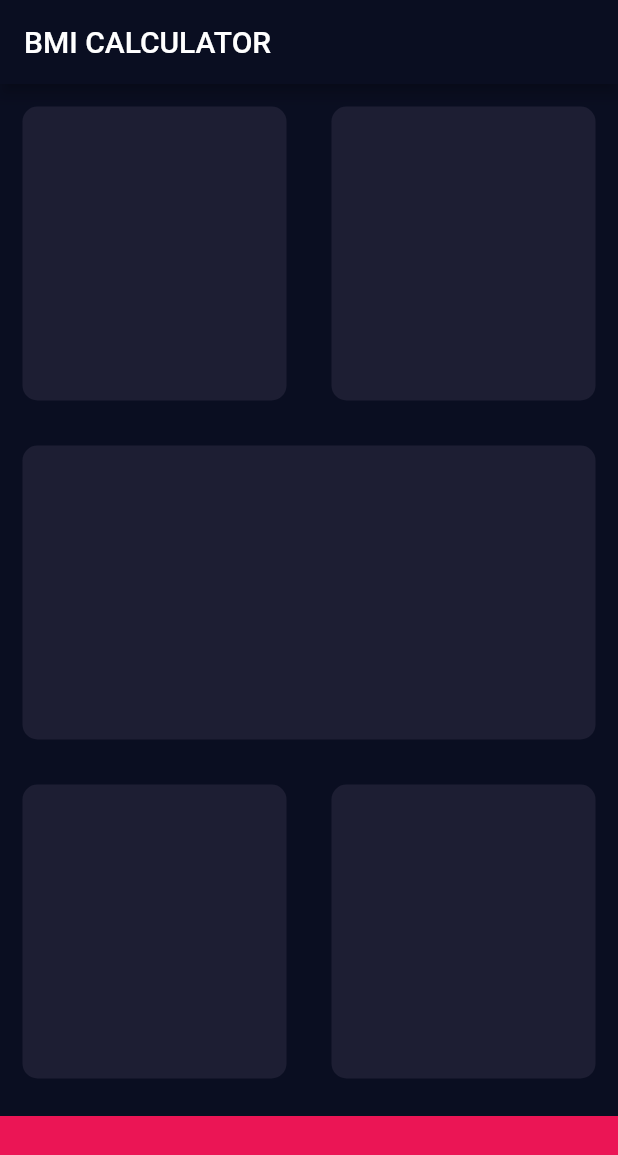
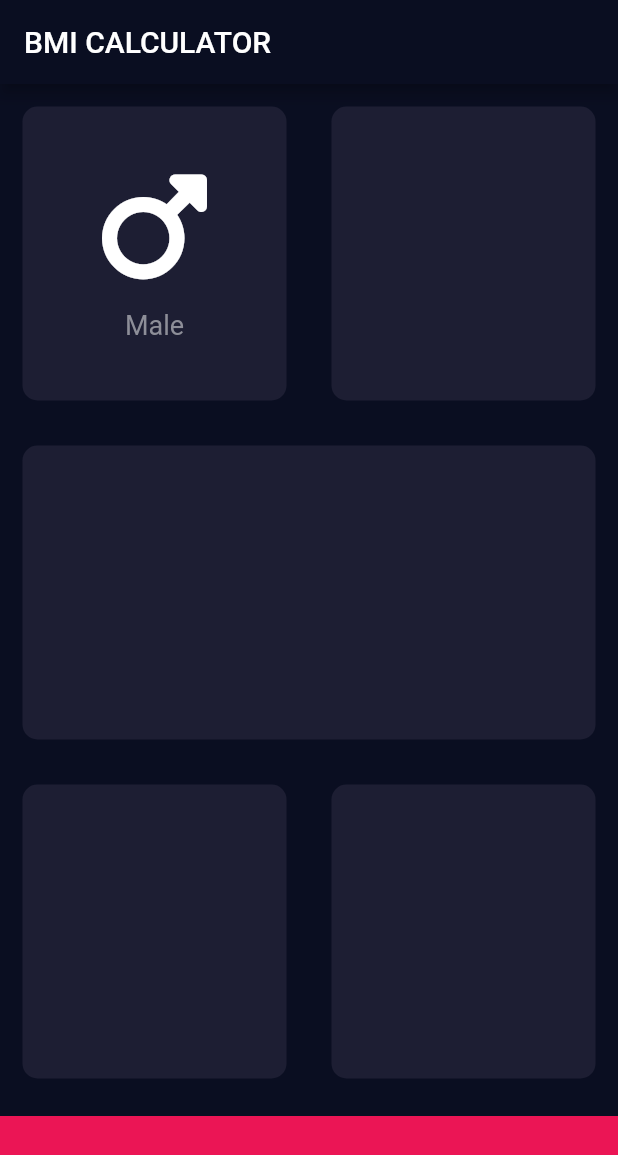
Before and after one commit to edsson-madrigal/flutter_project6_bmi, a Flutter app: the screen it shows after launch, on a phone screen of 412 x 824 dp. Shown: the top 1155 px of the screen. Run offline on Flutter 3.47's test engine with Material 2 defaults, Android fonts, the phone set to English and light mode, and no system bars; our stand-ins replace font_awesome_flutter.

Commit message:
more refactor

```diff
--- a/lib/input_page.dart
+++ b/lib/input_page.dart
@@ -1,6 +1,7 @@
 // ignore_for_file: prefer_const_constructors, use_key_in_widget_constructors, prefer_const_literals_to_create_immutables
 
 import 'package:flutter/material.dart';
+import 'package:font_awesome_flutter/font_awesome_flutter.dart';
 
 const bottomColor = Color(0xFFEB1555);
 const activeCardColour = Color(0xFF1D1E33);
@@ -25,7 +26,25 @@ class _InputPageState extends State<InputPage> {
             child: Row(
               children: [
                 Expanded(
-                  child: ReusableCard(colour: activeCardColour),
+                  child: ReusableCard(
+                    colour: activeCardColour,
+                    cardChild: Column(
+                      mainAxisAlignment: MainAxisAlignment.center,
+                      children: [
+                        Icon(FontAwesomeIcons.mars, size: 80.0),
+                        SizedBox(
+                          height: 15.0,
+                        ),
+                        Text(
+                          'Male',
+                          style: TextStyle(
+                            fontSize: 18.0,
+                            color: Color(0xff8D8E98),
+                          ),
+                        )
+                      ],
+                    ),
+                  ),
                 ),
                 Expanded(
                   child: ReusableCard(colour: activeCardColour),
@@ -62,7 +81,8 @@ class _InputPageState extends State<InputPage> {
 
 class ReusableCard extends StatelessWidget {
   final Color colour;
-  const ReusableCard({required this.colour});
+  final Widget? cardChild; // not required allow nulls
+  const ReusableCard({required this.colour, this.cardChild});
 
   @override
   Widget build(BuildContext context) {
@@ -72,6 +92,7 @@ class ReusableCard extends StatelessWidget {
         color: colour,
         borderRadius: BorderRadius.circular(10.0),
       ),
+      child: cardChild,
     );
   }
 }
--- a/pubspec.yaml
+++ b/pubspec.yaml
@@ -34,6 +34,7 @@ dependencies:
   # The following adds the Cupertino Icons font to your application.
   # Use with the CupertinoIcons class for iOS style icons.
   cupertino_icons: ^1.0.2
+  font_awesome_flutter: ^10.1.0
 
 dev_dependencies:
   flutter_test:
```
Also changed, not shown: pubspec.lock.
